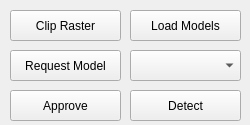
sensehawk/qgis_plugin, file windows/terra_tools.ui: the form before one commit.
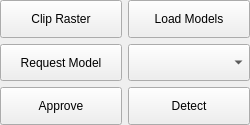
The form after the commit.

Commit message: resolved feature refresh confilct with uid updation | save function based on application type | terra and nextracker tool widget  modification

```diff
--- a/windows/terra_tools.ui
+++ b/windows/terra_tools.ui
@@ -11,7 +11,7 @@
    </rect>
   </property>
   <property name="sizePolicy">
-   <sizepolicy hsizetype="Fixed" vsizetype="Fixed">
+   <sizepolicy hsizetype="Preferred" vsizetype="Preferred">
     <horstretch>0</horstretch>
     <verstretch>0</verstretch>
    </sizepolicy>
@@ -25,17 +25,49 @@
   <property name="windowTitle">
    <string>Form</string>
   </property>
+  <layout class="QGridLayout" name="gridLayout">
+   <property name="leftMargin">
+    <number>0</number>
+   </property>
+   <property name="topMargin">
+    <number>0</number>
+   </property>
+   <property name="rightMargin">
+    <number>0</number>
+   </property>
+   <property name="bottomMargin">
+    <number>0</number>
+   </property>
+   <item row="0" column="0">
+    <widget class="QPushButton" name="clipButton">
+     <property name="sizePolicy">
+      <sizepolicy hsizetype="Preferred" vsizetype="Preferred">
+       <horstretch>0</horstretch>
+       <verstretch>0</verstretch>
+      </sizepolicy>
+     </property>
+     <property name="text">
+      <string>Clip Raster</string>
+     </property>
+    </widget>
+   </item>
+   <item row="0" column="1">
+    <widget class="QPushButton" name="loadModelsButton">
+     <property name="sizePolicy">
+      <sizepolicy hsizetype="Preferred" vsizetype="Preferred">
+       <horstretch>0</horstretch>
+       <verstretch>0</verstretch>
+      </sizepolicy>
+     </property>
+     <property name="text">
+      <string>Load Models</string>
+     </property>
+    </widget>
+   </item>
+   <item row="1" column="0">
   <widget class="QPushButton" name="requestModelButton">
-   <property name="geometry">
-    <rect>
-     <x>10</x>
-     <y>50</y>
-     <width>111</width>
-     <height>31</height>
-    </rect>
-   </property>
    <property name="sizePolicy">
-    <sizepolicy hsizetype="Expanding" vsizetype="Expanding">
+      <sizepolicy hsizetype="Preferred" vsizetype="Preferred">
      <horstretch>0</horstretch>
      <verstretch>0</verstretch>
     </sizepolicy>
@@ -47,17 +79,11 @@
     <bool>true</bool>
    </property>
   </widget>
+   </item>
+   <item row="1" column="1">
   <widget class="QComboBox" name="detectionModel">
-   <property name="geometry">
-    <rect>
-     <x>130</x>
-     <y>50</y>
-     <width>111</width>
-     <height>31</height>
-    </rect>
-   </property>
    <property name="sizePolicy">
-    <sizepolicy hsizetype="Expanding" vsizetype="Expanding">
+      <sizepolicy hsizetype="Preferred" vsizetype="Preferred">
      <horstretch>0</horstretch>
      <verstretch>0</verstretch>
     </sizepolicy>
@@ -75,55 +101,11 @@
     <bool>true</bool>
    </property>
   </widget>
-  <widget class="QPushButton" name="detectButton">
-   <property name="geometry">
-    <rect>
-     <x>130</x>
-     <y>90</y>
-     <width>111</width>
-     <height>31</height>
-    </rect>
-   </property>
-   <property name="sizePolicy">
-    <sizepolicy hsizetype="Expanding" vsizetype="Expanding">
-     <horstretch>0</horstretch>
-     <verstretch>0</verstretch>
-    </sizepolicy>
-   </property>
-   <property name="text">
-    <string>Detect</string>
-   </property>
-  </widget>
-  <widget class="QPushButton" name="loadModelsButton">
-   <property name="geometry">
-    <rect>
-     <x>130</x>
-     <y>10</y>
-     <width>111</width>
-     <height>31</height>
-    </rect>
-   </property>
-   <property name="sizePolicy">
-    <sizepolicy hsizetype="Expanding" vsizetype="Expanding">
-     <horstretch>0</horstretch>
-     <verstretch>0</verstretch>
-    </sizepolicy>
-   </property>
-   <property name="text">
-    <string>Load Models</string>
-   </property>
-  </widget>
+   </item>
+   <item row="2" column="0">
   <widget class="QPushButton" name="approveButton">
-   <property name="geometry">
-    <rect>
-     <x>10</x>
-     <y>90</y>
-     <width>111</width>
-     <height>31</height>
-    </rect>
-   </property>
    <property name="sizePolicy">
-    <sizepolicy hsizetype="Expanding" vsizetype="Expanding">
+      <sizepolicy hsizetype="Preferred" vsizetype="Preferred">
      <horstretch>0</horstretch>
      <verstretch>0</verstretch>
     </sizepolicy>
@@ -132,25 +114,21 @@
     <string>Approve</string>
    </property>
   </widget>
-  <widget class="QPushButton" name="clipButton">
-   <property name="geometry">
-    <rect>
-     <x>10</x>
-     <y>10</y>
-     <width>111</width>
-     <height>31</height>
-    </rect>
-   </property>
+   </item>
+   <item row="2" column="1">
+    <widget class="QPushButton" name="detectButton">
    <property name="sizePolicy">
-    <sizepolicy hsizetype="Expanding" vsizetype="Expanding">
+      <sizepolicy hsizetype="Preferred" vsizetype="Preferred">
      <horstretch>0</horstretch>
      <verstretch>0</verstretch>
     </sizepolicy>
    </property>
    <property name="text">
-    <string>Clip Raster</string>
-   </property>
-  </widget>
+      <string>Detect</string>
+     </property>
+    </widget>
+   </item>
+  </layout>
  </widget>
  <resources/>
  <connections/>
```
Lines whose indentation alone changed are shown as unchanged. The commit also changes 8 other files.
